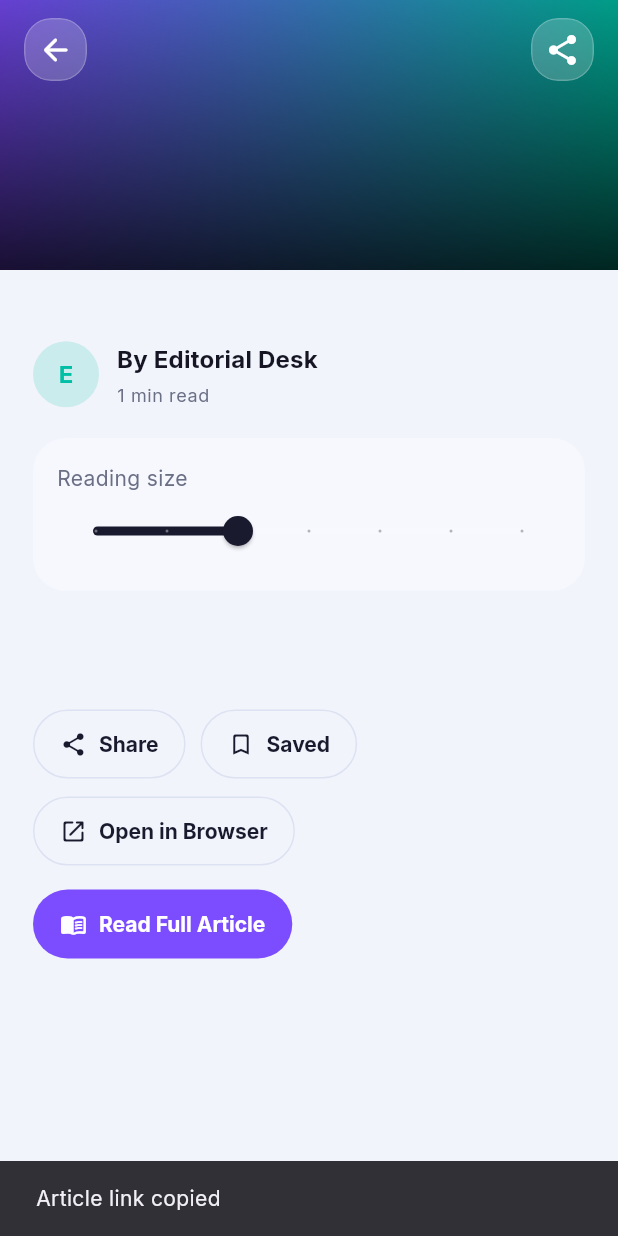
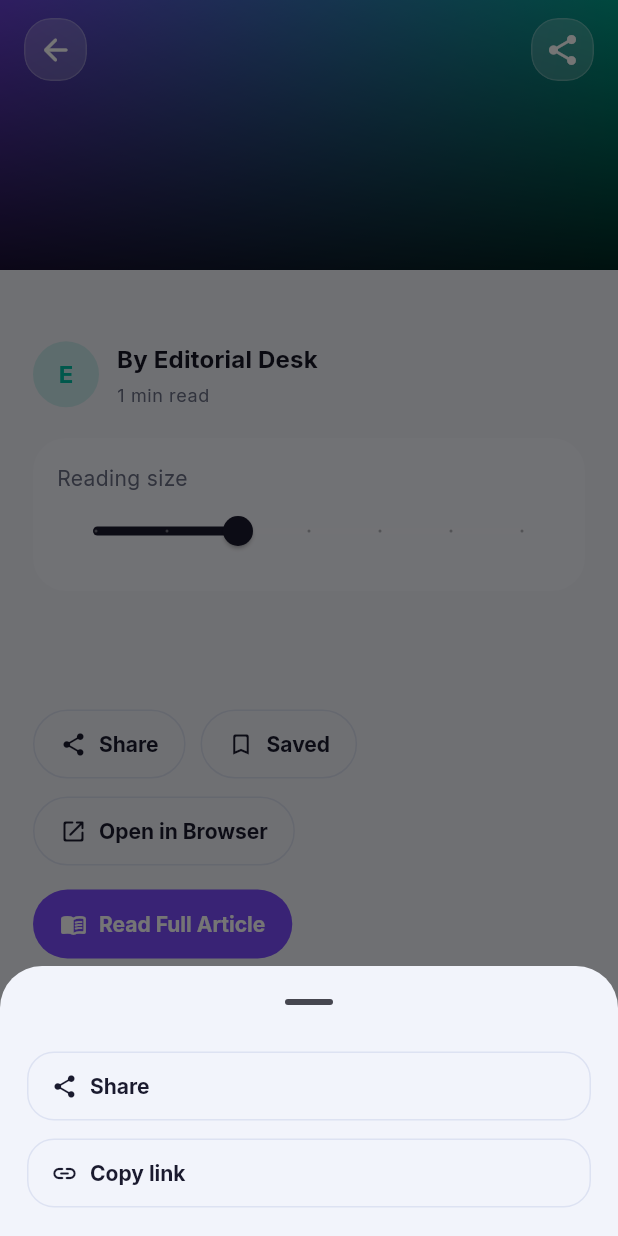
Before and after one commit to codewithabdullah-07/Pulse-News, a Flutter app: the ArticleDetailScreen screen opened directly with empty values, after a tap on the "share" icon, on a phone screen of 412 x 824 dp. Run offline on Flutter 3.47's test engine with Material 3 defaults, Android fonts, the light colour scheme and no system bars; our stand-ins replace cached_network_image, dio, flutter_animate, flutter_dotenv, flutter_riverpod, google_fonts and 7 more; accounts and stored records are empty.

Commit message:
PULSE NEWS

```diff
--- a/lib/screens/article_detail_screen.dart
+++ b/lib/screens/article_detail_screen.dart
@@ -8,6 +8,7 @@ import 'package:flutter/services.dart';
 import 'package:flutter_animate/flutter_animate.dart';
 import 'package:flutter_riverpod/flutter_riverpod.dart';
 import 'package:intl/intl.dart' hide TextDirection;
+import 'package:share_plus/share_plus.dart';
 import 'package:url_launcher/url_launcher.dart';
 
 import '../l10n/app_localizations_ext.dart';
@@ -112,7 +113,7 @@ class _ArticleDetailScreenState extends ConsumerState<ArticleDetailScreen> {
                         const Spacer(),
                         _CircleAction(
                           icon: Icons.share_rounded,
-                          onTap: () => _copyLink(article.url),
+                          onTap: () => _showShareOptions(article),
                         ),
                       ],
                     ),
@@ -228,7 +229,7 @@ class _ArticleDetailScreenState extends ConsumerState<ArticleDetailScreen> {
                         _PillAction(
                           icon: Icons.share_rounded,
                           label: l10n.share,
-                          onTap: () => _copyLink(article.url),
+                          onTap: () => _showShareOptions(article),
                         ),
                         _PillAction(
                           icon: isBookmarked
@@ -307,6 +308,68 @@ class _ArticleDetailScreenState extends ConsumerState<ArticleDetailScreen> {
     }
   }
 
+  Future<void> _showShareOptions(ArticleModel article) async {
+    final url = article.url;
+    if (url == null || !mounted) {
+      return;
+    }
+
+    final l10n = context.l10n;
+
+    await showModalBottomSheet<void>(
+      context: context,
+      showDragHandle: true,
+      backgroundColor: Theme.of(context).scaffoldBackgroundColor,
+      builder: (sheetContext) {
+        return SafeArea(
+          top: false,
+          child: Padding(
+            padding: const EdgeInsets.fromLTRB(18, 8, 18, 18),
+            child: Column(
+              mainAxisSize: MainAxisSize.min,
+              children: [
+                _ShareSheetAction(
+                  icon: Icons.share_rounded,
+                  label: l10n.share,
+                  onTap: () async {
+                    Navigator.of(sheetContext).pop();
+                    await _shareArticle(article);
+                  },
+                ),
+                const SizedBox(height: 10),
+                _ShareSheetAction(
+                  icon: Icons.link_rounded,
+                  label: l10n.copyLink,
+                  onTap: () async {
+                    Navigator.of(sheetContext).pop();
+                    await _copyLink(url);
+                  },
+                ),
+              ],
+            ),
+          ),
+        );
+      },
+    );
+  }
+
+  Future<void> _shareArticle(ArticleModel article) async {
+    final url = article.url;
+    if (url == null || url.isEmpty || !mounted) {
+      return;
+    }
+
+    final shareText = [
+      if ((article.title?.trim().isNotEmpty ?? false)) article.title!.trim(),
+      url,
+    ].join('\n\n');
+
+    await Share.share(
+      shareText,
+      subject: article.title,
+    );
+  }
+
   Future<void> _copyLink(String? url) async {
     if (url == null || !mounted) return;
     final messenger = ScaffoldMessenger.of(context);
@@ -318,6 +381,40 @@ class _ArticleDetailScreenState extends ConsumerState<ArticleDetailScreen> {
 
     messenger.showSnackBar(
       SnackBar(content: Text(copiedMessage)),
+    );
+  }
+}
+
+class _ShareSheetAction extends StatelessWidget {
+  const _ShareSheetAction({
+    required this.icon,
+    required this.label,
+    required this.onTap,
+  });
+
+  final IconData icon;
+  final String label;
+  final VoidCallback onTap;
+
+  @override
+  Widget build(BuildContext context) {
+    return SizedBox(
+      width: double.infinity,
+      child: OutlinedButton.icon(
+        onPressed: onTap,
+        icon: Icon(icon),
+        label: Align(
+          alignment: AlignmentDirectional.centerStart,
+          child: Text(label),
+        ),
+        style: OutlinedButton.styleFrom(
+          padding: const EdgeInsets.symmetric(horizontal: 16, vertical: 14),
+          alignment: AlignmentDirectional.centerStart,
+          shape: RoundedRectangleBorder(
+            borderRadius: BorderRadius.circular(18),
+          ),
+        ),
+      ),
     );
   }
 }
--- a/pubspec.yaml
+++ b/pubspec.yaml
@@ -27,6 +27,7 @@ dependencies:
   shimmer: ^3.0.0
   flutter_animate: ^4.5.0
   google_fonts: ^6.1.0
+  share_plus: ^10.1.4
   url_launcher: ^6.3.0
   timeago: ^3.6.1
   flutter_staggered_animations: ^1.1.1
```
Also changed, not shown: pubspec.lock, 6 other files.
